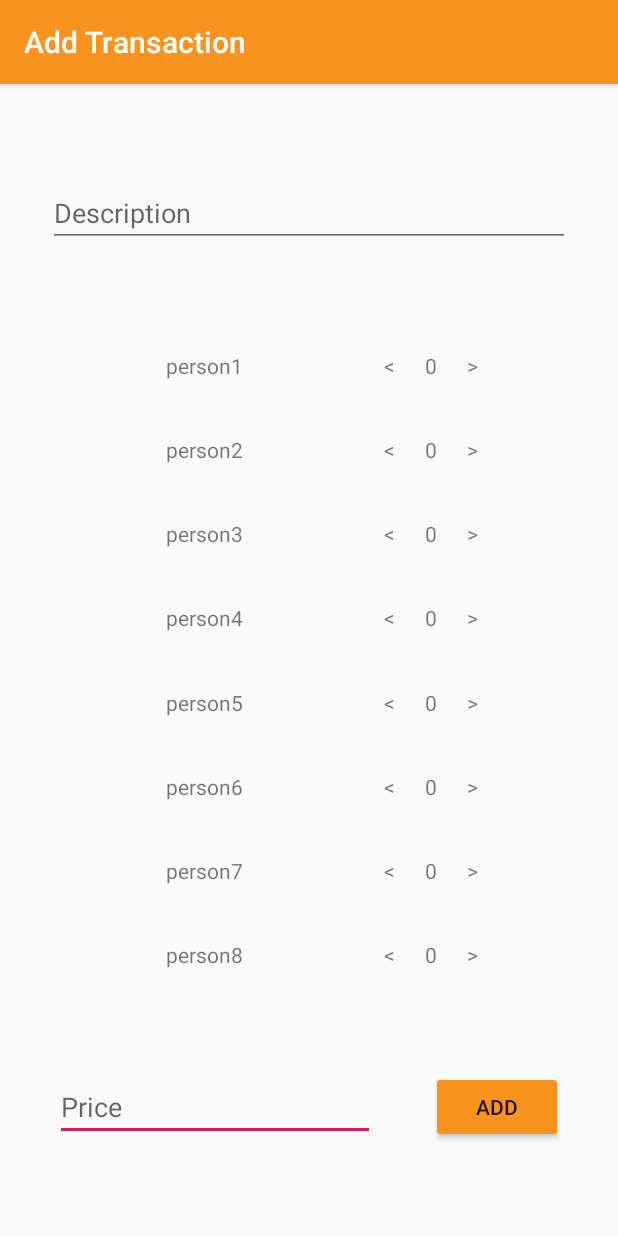
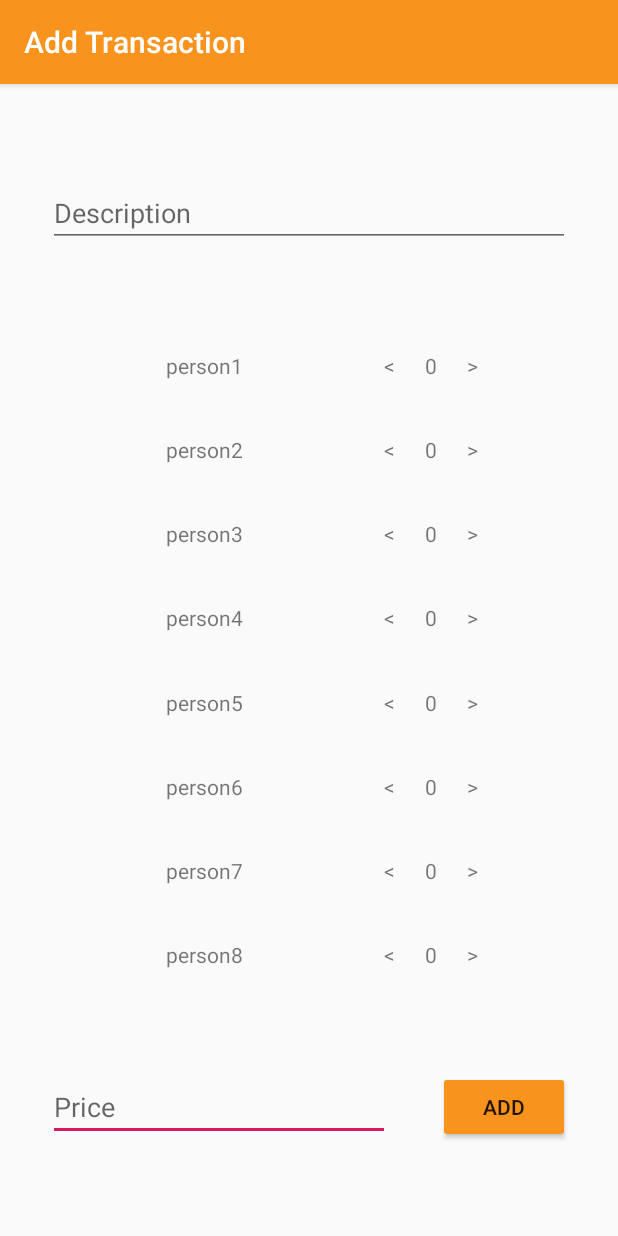
Before and after one commit to CoenNeefjes/Dirty-A-App, an Android app: the fragment AddTransactionFragment shown on its own in the app's theme, on a phone screen of 412 x 824 dp. Run offline under Robolectric (Android 15) with nearby library versions, the phone set to English and light mode, and no system bars; network calls fail.

Commit message:
added loading icon when login request is pending

```diff
--- a/app/src/main/java/com/example/dirty_a/LoginActivity.java
+++ b/app/src/main/java/com/example/dirty_a/LoginActivity.java
@@ -32,16 +32,19 @@ public class LoginActivity extends AppCompatActivity {
 
     @Override
     protected void onCreate(Bundle savedInstanceState) {
+        super.onCreate(savedInstanceState);
 
         // Set the shared preferences
         sharedPreferences = getSharedPreferences(SharedPreferencesSettings.PREFERENCES_KEY, MODE_PRIVATE);
 
         // If we already have the credentials do a login
         if (sharedPreferences.contains(SharedPreferencesSettings.USERNAME_KEY) && sharedPreferences.contains(SharedPreferencesSettings.PASSWORD_KEY)) {
+            setTitle("");
+            setContentView(R.layout.loading_screen);
             login(sharedPreferences.getString(SharedPreferencesSettings.USERNAME_KEY, null), sharedPreferences.getString(SharedPreferencesSettings.PASSWORD_KEY, null));
+            return;
         }
 
-        super.onCreate(savedInstanceState);
         setContentView(R.layout.activity_login);
 
         // Set UI elements
--- a/app/src/main/java/com/example/dirty_a/fragments/BalanceOverviewFragment.java
+++ b/app/src/main/java/com/example/dirty_a/fragments/BalanceOverviewFragment.java
@@ -119,5 +119,4 @@ public class BalanceOverviewFragment extends Fragment {
                 .commit();
     }
 
-
 }
--- a/app/src/main/res/layout/fragment_add_transaction.xml
+++ b/app/src/main/res/layout/fragment_add_transaction.xml
@@ -7,14 +7,15 @@
 
     <EditText
         android:id="@+id/add_transaction_price_edit_text"
-        android:layout_width="wrap_content"
+        android:layout_width="0dp"
         android:layout_height="wrap_content"
+        android:layout_marginStart="32dp"
+        android:layout_marginEnd="32dp"
         android:ems="10"
         android:hint="Price"
         android:inputType="numberDecimal"
         app:layout_constraintBottom_toBottomOf="parent"
         app:layout_constraintEnd_toStartOf="@+id/add_transaction_add_btn"
-        app:layout_constraintHorizontal_bias="0.5"
         app:layout_constraintStart_toStartOf="parent"
         app:layout_constraintTop_toBottomOf="@+id/add_transaction_person8_left" />
 
@@ -22,12 +23,11 @@
         android:id="@+id/add_transaction_add_btn"
         android:layout_width="wrap_content"
         android:layout_height="wrap_content"
+        android:layout_marginEnd="32dp"
         android:backgroundTint="@color/colorPrimary"
         android:text="Add"
         app:layout_constraintBottom_toBottomOf="@+id/add_transaction_price_edit_text"
         app:layout_constraintEnd_toEndOf="parent"
-        app:layout_constraintHorizontal_bias="0.5"
-        app:layout_constraintStart_toEndOf="@+id/add_transaction_price_edit_text"
         app:layout_constraintTop_toTopOf="@+id/add_transaction_price_edit_text" />
 
     <EditText
--- a/app/src/main/res/layout/nav_header_main.xml
+++ b/app/src/main/res/layout/nav_header_main.xml
@@ -25,6 +25,7 @@
         app:srcCompat="@drawable/ic_launcher" />
 
     <TextView
+        android:id="@+id/nav_header_main_app_title"
         android:layout_width="match_parent"
         android:layout_height="wrap_content"
         android:paddingTop="@dimen/nav_header_vertical_spacing"
@@ -32,7 +33,7 @@
         android:textAppearance="@style/TextAppearance.AppCompat.Body1" />
 
     <TextView
-        android:id="@+id/textView"
+        android:id="@+id/nav_header_main_email"
         android:layout_width="wrap_content"
         android:layout_height="wrap_content"
         android:text="@string/nav_header_subtitle" />
```
Also changed, not shown: app/src/main/java/com/example/dirty_a/MainActivity.java (+18 -20 lines), app/src/main/java/com/example/dirty_a/fragments/AddTransactionFragment.java (+17 -0 lines), app/src/main/res/layout/loading_screen.xml (added, +18 -0 lines).
